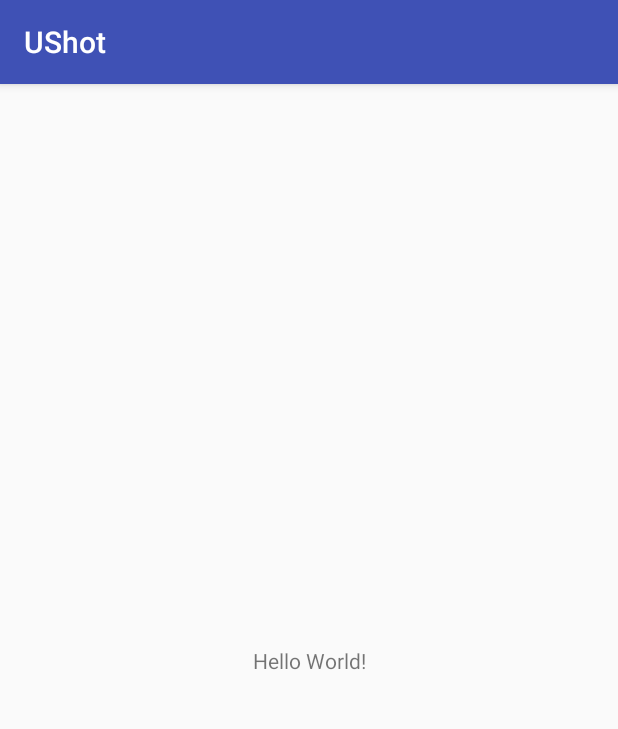
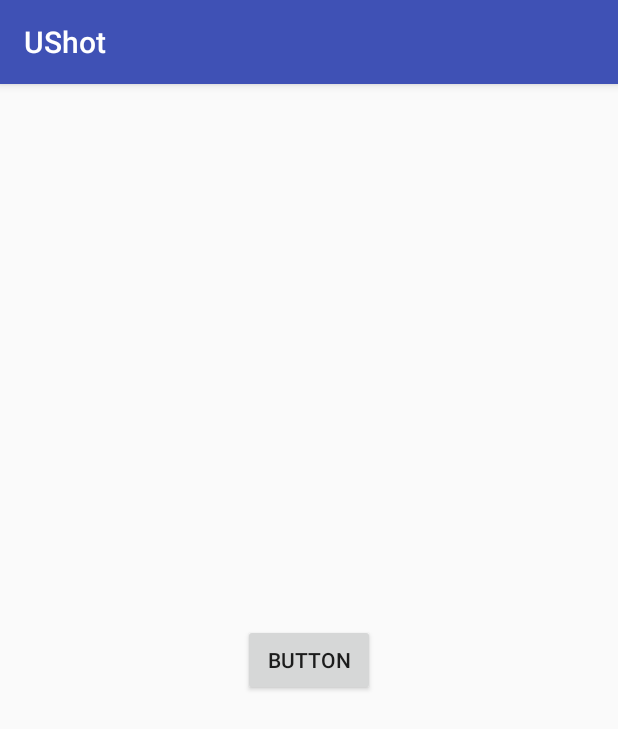
Before and after one commit to Jason-TianrenTan/UShot, an Android app: the screen it shows after launch (MainActivity), on a phone screen of 412 x 824 dp. Shown: the top 729 px of the screen. Run offline under Robolectric (Android 15) with nearby library versions, the phone set to English and light mode, and no system bars; libraries missing offline, so code that uses them is left out: com.zhihu.matisse.

Commit message:
Add Matisse to select image

```diff
--- a/app/src/main/AndroidManifest.xml
+++ b/app/src/main/AndroidManifest.xml
@@ -1,6 +1,9 @@
 <?xml version="1.0" encoding="utf-8"?>
 <manifest xmlns:android="http://schemas.android.com/apk/res/android"
     package="com.example.administrator.ushot">
+
+    <uses-permission android:name="android.permission.READ_EXTERNAL_STORAGE" />
+    <uses-permission android:name="android.permission.WRITE_EXTERNAL_STORAGE" />
 
     <application
         android:allowBackup="true"
--- a/app/src/main/java/com/example/administrator/ushot/MainActivity.java
+++ b/app/src/main/java/com/example/administrator/ushot/MainActivity.java
@@ -2,12 +2,38 @@ package com.example.administrator.ushot;
 
 import android.support.v7.app.AppCompatActivity;
 import android.os.Bundle;
+import android.support.v7.widget.ButtonBarLayout;
+import android.widget.*;
+import android.view.*;
+
+import com.zhihu.matisse.Matisse;
+import com.zhihu.matisse.MimeType;
+import com.zhihu.matisse.engine.impl.PicassoEngine;
+import com.zhihu.matisse.internal.entity.CaptureStrategy;
 
 public class MainActivity extends AppCompatActivity {
-
+    Button button;
+    private static final int REQUEST_CODE_CHOOSE = 23;
     @Override
     protected void onCreate(Bundle savedInstanceState) {
         super.onCreate(savedInstanceState);
         setContentView(R.layout.activity_main);
+        button = (Button) findViewById(R.id.button);
+        button.setOnClickListener(listener);
     }
+
+    Button.OnClickListener listener = new Button.OnClickListener(){
+        public void onClick(View v) {
+            Matisse.from(MainActivity.this)
+                    .choose(MimeType.of(MimeType.JPEG,MimeType.PNG))//选择mime的类型
+                    .countable(true)//设置从1开始的数字
+                    .maxSelectable(3)//选择图片的最大数量限制
+                    .capture(true)//启用相机
+                    .captureStrategy(new CaptureStrategy(true,"com.gaosi.provider.MyFileProvider"))//自定义FileProvider
+                    .thumbnailScale(0.85f) // 缩略图的比例
+                    .imageEngine(new PicassoEngine()) // 使用的图片加载引擎
+                    .theme(R.style.Matisse_Dracula) // 黑色背景
+                    .forResult(REQUEST_CODE_CHOOSE); // 设置作为标记的请求码
+        }
+    };
 }
--- a/app/src/main/res/layout/activity_main.xml
+++ b/app/src/main/res/layout/activity_main.xml
@@ -15,4 +15,14 @@
         app:layout_constraintRight_toRightOf="parent"
         app:layout_constraintTop_toTopOf="parent" />
 
+    <Button
+        android:id="@+id/button"
+        android:layout_width="wrap_content"
+        android:layout_height="wrap_content"
+        android:text="Button"
+        app:layout_constraintRight_toRightOf="parent"
+        app:layout_constraintLeft_toLeftOf="parent"
+        app:layout_constraintBottom_toBottomOf="parent"
+        app:layout_constraintTop_toTopOf="parent" />
+
 </android.support.constraint.ConstraintLayout>
```
Also changed, not shown: app/build.gradle (+10 -1 lines), 1 other file.
